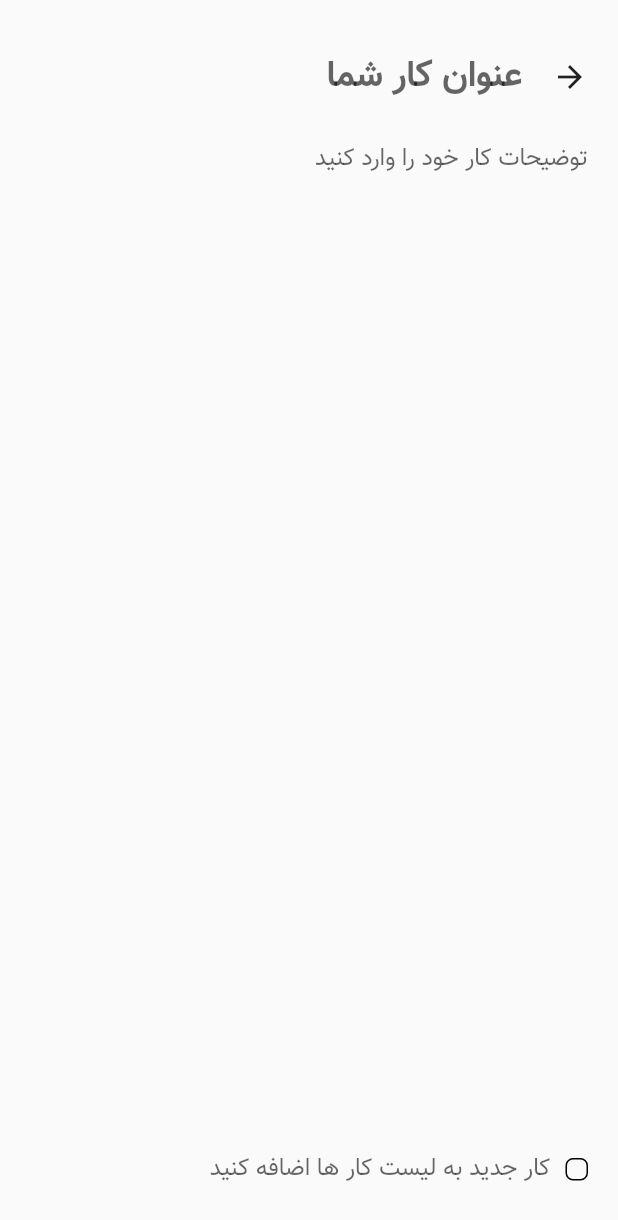
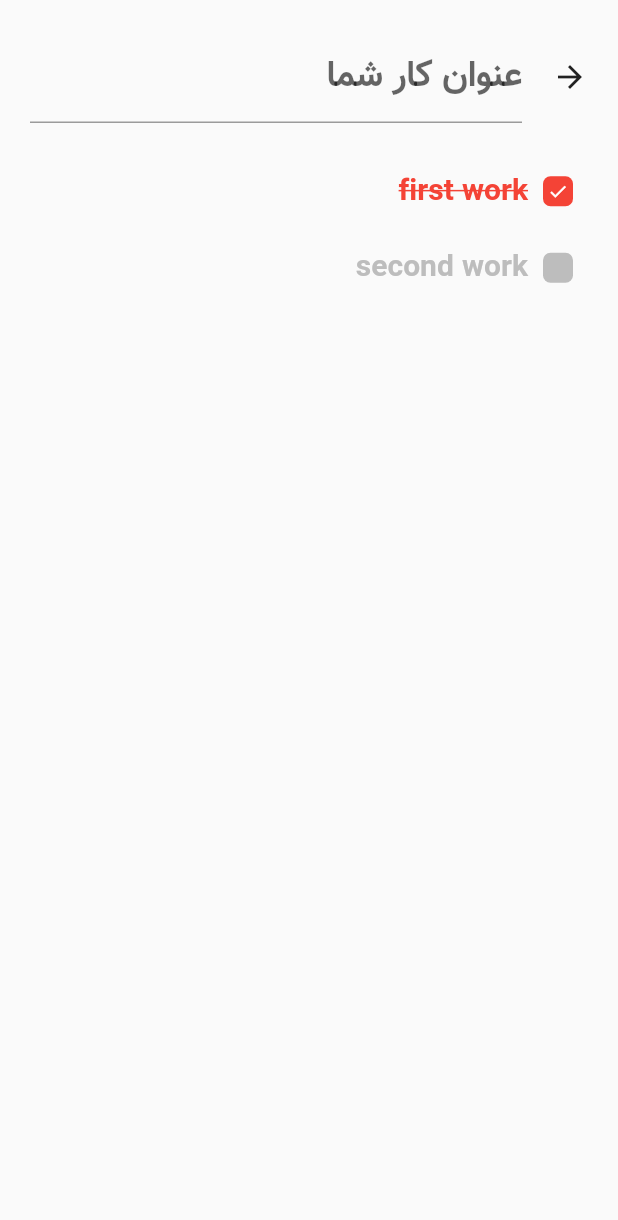
Before and after one commit to mojtaba2021/FirstFlutterApp, a Flutter app: the screen it shows after launch, after a tap on the "add" icon, on a phone screen of 412 x 824 dp. Shown: the top 1220 px of the screen. Run offline on Flutter 3.47's test engine with Material 2 defaults, Android fonts, the phone set to English and light mode, and no system bars.

Commit message:
Revert "Create todo class"
This reverts commit 54caf938839a60a16ac762d5ba8415b338e99e21.

```diff
--- a/lib/models/todo.dart
+++ /dev/null
@@ -1,6 +0,0 @@
-class Todo {
-  final bool isDone;
-  final String title;
-
-  Todo({required this.title, required this.isDone});
-}
--- a/lib/screens/home.dart
+++ b/lib/screens/home.dart
@@ -1,7 +1,5 @@
 import 'package:flutter/material.dart';
-import 'package:tasko/widgets/task/addTaskButton.dart';
-import 'package:tasko/widgets/task/heroSection.dart';
-import 'package:tasko/widgets/task/taskItem.dart';
+import 'package:tasko/screens/task.dart';
 
 class HomeScreen extends StatefulWidget {
   const HomeScreen({super.key});
@@ -42,17 +40,95 @@ class HomeScreenState extends State<HomeScreen> {
                         )
                       ],
                     ),
-                    HeroSection(),
+                    Container(
+                      margin: EdgeInsets.symmetric(vertical: 10),
+                      padding: EdgeInsets.all(10),
+                      decoration: BoxDecoration(
+                        color: Colors.white,
+                        borderRadius: BorderRadius.circular(10),
+                      ),
+                      child: Column(
+                        crossAxisAlignment: CrossAxisAlignment.start,
+                        children: [
+                          Padding(
+                            padding: EdgeInsets.only(bottom: 10),
+                            child: Text(
+                              "کارها را مدیریت کن",
+                              style: TextStyle(
+                                  fontSize: 16, fontWeight: FontWeight.bold),
+                            ),
+                          ),
+                          Text(
+                            " با اپ تسکو کار های شخصی خودت را مثل آب خوردن مدیرت کن :)",
+                            style: TextStyle(color: Colors.grey[600]),
+                          )
+                        ],
+                      ),
+                    ),
                     Expanded(
                       child: ListView.builder(
                         itemCount: 20,
-                        itemBuilder: (BuildContext context, int index) =>
-                            TaskItem(context: context,index: index),
+                        itemBuilder: (BuildContext context, int index) {
+                          return Container(
+                            padding: EdgeInsets.all(10),
+                            margin: EdgeInsets.only(bottom: 10),
+                            decoration: BoxDecoration(
+                              color: Colors.white,
+                              borderRadius: BorderRadius.circular(10),
+                            ),
+                            child: Row(
+                              children: [
+                                Expanded(
+                                  child: Column(
+                                    crossAxisAlignment:
+                                        CrossAxisAlignment.start,
+                                    children: [
+                                      Text(
+                                        "فلان کار",
+                                        style: TextStyle(
+                                            fontSize: 16,
+                                            fontWeight: FontWeight.bold),
+                                      ),
+                                      Text(
+                                        "توضیحات فلان کار",
+                                        style:
+                                            TextStyle(color: Colors.grey[600]),
+                                      ),
+                                    ],
+                                  ),
+                                ),
+                                Icon(
+                                  Icons.delete,
+                                  color: Colors.red,
+                                  size: 20,
+                                )
+                              ],
+                            ),
+                          );
+                        },
                       ),
                     )
                   ],
                 ),
-                AddTaskButton()
+                Positioned(
+                  bottom: 10,
+                  left: 10,
+                  child: GestureDetector(
+                    onTap: () => Navigator.push(context,
+                        MaterialPageRoute(builder: (context) => TaskScreen())),
+                    child: Container(
+                      child: Icon(
+                        Icons.add,
+                        color: Colors.white,
+                      ),
+                      height: 50,
+                      width: 50,
+                      decoration: BoxDecoration(
+                          color: Colors.red,
+                          borderRadius: BorderRadius.circular(20)),
+                    ),
+                  ),
+                )
               ],
             ),
           ),
--- a/lib/screens/task.dart
+++ b/lib/screens/task.dart
@@ -1,6 +1,5 @@
 import 'package:flutter/material.dart';
-import 'package:tasko/models/todo.dart';
-import 'package:tasko/widgets/todo/addNewTodo.dart';
+import 'package:tasko/screens/home.dart';
 import 'package:tasko/widgets/todoWidget.dart';
 
 class TaskScreen extends StatefulWidget {
@@ -9,12 +8,7 @@ class TaskScreen extends StatefulWidget {
 }
 
 class TaskScreenState extends State<TaskScreen> {
-  List<Todo> todos = [];
-
-  addTodo(value) {
-    setState(() => todos.add(Todo(title: value, isDone: false)));
-  }
-
+  bool? value = false;
   @override
   Widget build(BuildContext context) {
     return Directionality(
@@ -37,7 +31,9 @@ class TaskScreenState extends State<TaskScreen> {
                         child: TextField(
                           decoration: InputDecoration(
                             hintText: "عنوان کار شما",
-                            border: InputBorder.none,
+                            border: UnderlineInputBorder(
+                              borderSide: BorderSide(style: BorderStyle.solid),
+                            ),
                           ),
                           style: TextStyle(
                               fontSize: 24,
@@ -48,45 +44,14 @@ class TaskScreenState extends State<TaskScreen> {
                     ),
                   ],
                 ),
-                TextField(
-                  decoration: InputDecoration(
-                    hintText: "توضیحات کار خود را وارد کنید",
-                    border: InputBorder.none,
+                Expanded(
+                  child: ListView(
+                    padding: EdgeInsets.only(top: 20),
+                    children: [
+                      TodoWidget(title: "first work",isDone: true,),
+                      TodoWidget(title: "second work",isDone: false,)
+                    ],
                   ),
-                  style: TextStyle(
-                    color: Colors.grey[600],
-                  ),
-                  minLines: 1,
-                  maxLines: 3,
-                ),
-                Expanded(
-                  child: ListView.builder(
-                    itemCount: todos.length,
-                    itemBuilder: (context, index) => TodoWidget(
-                      title: todos[index].title,
-                      isDone: false,
-                    ),
-                  ),
-                ),
-                Row(
-                  children: [
-                    Container(
-                      width: 15,
-                      height: 15,
-                      decoration: BoxDecoration(
-                        borderRadius: BorderRadius.circular(5),
-                        border: Border.all(
-                          width: 1,
-                        ),
-                      ),
-                    ),
-                    Expanded(
-                      child: Padding(
-                        padding: EdgeInsets.only(right: 10),
-                        child: AddNewTodo(addTodo: addTodo),
-                      ),
-                    ),
-                  ],
                 )
               ],
             ),
--- a/lib/widgets/task/addTaskButton.dart
+++ /dev/null
@@ -1,35 +0,0 @@
-import 'package:flutter/material.dart';
-import 'package:tasko/screens/task.dart';
-
-class AddTaskButton extends StatelessWidget {
-
-  void switchToCreateTask(context) {
-    Navigator.push(
-      context,
-      MaterialPageRoute(
-        builder: (context) => TaskScreen(),
-      ),
-    );
-  }
-
-  @override
-  Widget build(BuildContext context) {
-    return Positioned(
-      bottom: 10,
-      left: 10,
-      child: GestureDetector(
-        onTap: () => switchToCreateTask(context),
-        child: Container(
-          child: Icon(
-            Icons.add,
-            color: Colors.white,
-          ),
-          height: 50,
-          width: 50,
-          decoration: BoxDecoration(
-              color: Colors.red, borderRadius: BorderRadius.circular(20)),
-        ),
-      ),
-    );
-  }
-}
--- a/lib/widgets/task/heroSection.dart
+++ /dev/null
@@ -1,33 +0,0 @@
-import 'package:flutter/material.dart';
-
-class HeroSection extends StatelessWidget {
-  const HeroSection({super.key});
-
-  @override
-  Widget build(BuildContext context) {
-    return Container(
-      margin: EdgeInsets.symmetric(vertical: 10),
-      padding: EdgeInsets.all(10),
-      decoration: BoxDecoration(
-        color: Colors.white,
-        borderRadius: BorderRadius.circular(10),
-      ),
-      child: Column(
-        crossAxisAlignment: CrossAxisAlignment.start,
-        children: [
-          Padding(
-            padding: EdgeInsets.only(bottom: 10),
-            child: Text(
-              "کارها را مدیریت کن",
-              style: TextStyle(fontSize: 16, fontWeight: FontWeight.bold),
-            ),
-          ),
-          Text(
-            " با اپ تسکو کار های شخصی خودت را مثل آب خوردن مدیرت کن :)",
-            style: TextStyle(color: Colors.grey[600]),
-          )
-        ],
-      ),
-    );
-  }
-}
--- a/lib/widgets/task/taskItem.dart
+++ /dev/null
@@ -1,45 +0,0 @@
-import 'package:flutter/material.dart';
-
-// ignore: must_be_immutable
-class TaskItem extends StatelessWidget {
-
-  int index;
-  BuildContext context;
-  TaskItem({super.key, required this.context, required this.index});
-
-  @override
-  Widget build(BuildContext context) {
-    return Container(
-      padding: EdgeInsets.all(10),
-      margin: EdgeInsets.only(bottom: 10),
-      decoration: BoxDecoration(
-        color: Colors.white,
-        borderRadius: BorderRadius.circular(10),
-      ),
-      child: Row(
-        children: [
-          Expanded(
-            child: Column(
-              crossAxisAlignment: CrossAxisAlignment.start,
-              children: [
-                Text(
-                  "فلان کار",
-                  style: TextStyle(fontSize: 16, fontWeight: FontWeight.bold),
-                ),
-                Text(
-                  "توضیحات فلان کار",
-                  style: TextStyle(color: Colors.grey[600]),
-                ),
-              ],
-            ),
-          ),
-          Icon(
-            Icons.delete,
-            color: Colors.red,
-            size: 20,
-          )
-        ],
-      ),
-    );
-  }
-}
--- a/lib/widgets/todo/addNewTodo.dart
+++ /dev/null
@@ -1,26 +0,0 @@
-
-import 'package:flutter/material.dart';
-
-class AddNewTodo extends StatelessWidget {
-
-  final Function addTodo;
-
-  AddNewTodo({super.key, required this.addTodo});
-
-  TextEditingController newTodoInputController = TextEditingController();
-
-  @override
-  Widget build(BuildContext context) {
-    return TextField(
-      controller: newTodoInputController,
-      onSubmitted: (value) {
-        addTodo(value);
-        newTodoInputController.clear();
-      },
-      decoration: const InputDecoration(
-        border: InputBorder.none,
-        hintText: "کار جدید به لیست کار ها اضافه کنید",
-      ),
-    );
-  }
-}
--- a/lib/widgets/todoWidget.dart
+++ b/lib/widgets/todoWidget.dart
@@ -1,7 +1,5 @@
-// ignore: file_names
 import 'package:flutter/material.dart';
 
-// ignore: must_be_immutable
 class TodoWidget extends StatelessWidget {
   String title;
   bool isDone;
@@ -11,7 +9,7 @@ class TodoWidget extends StatelessWidget {
   @override
   Widget build(BuildContext context) {
     return Container(
-
+      padding: EdgeInsets.all(10),
       child: Row(
         children: [
           Container(
```
